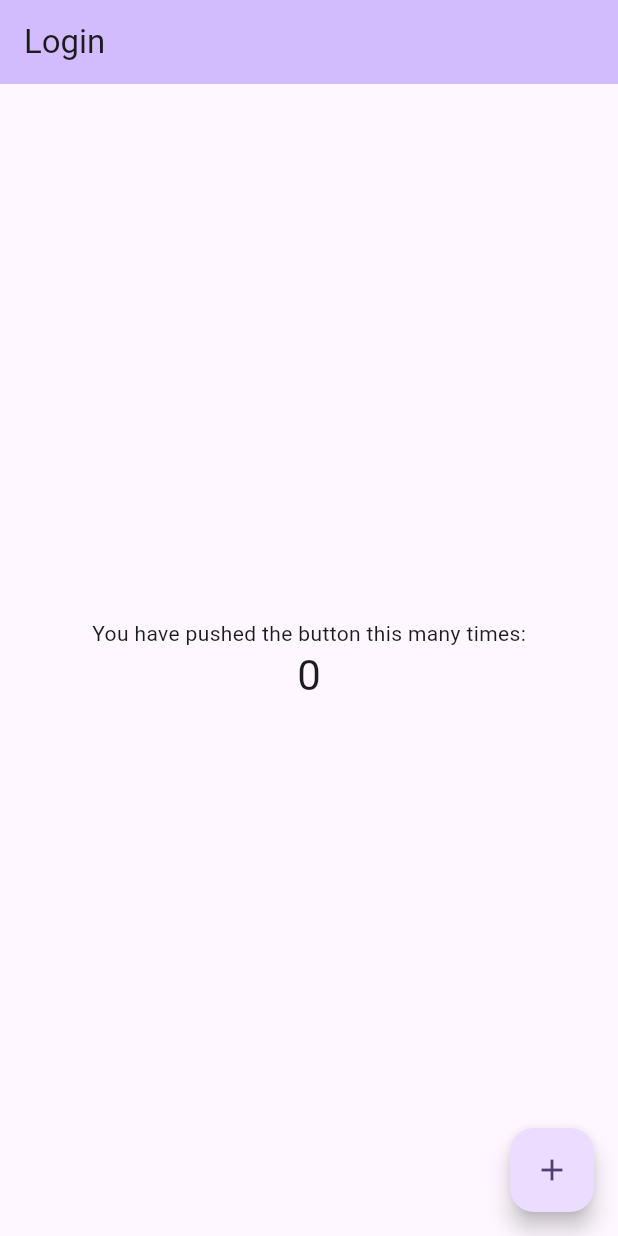
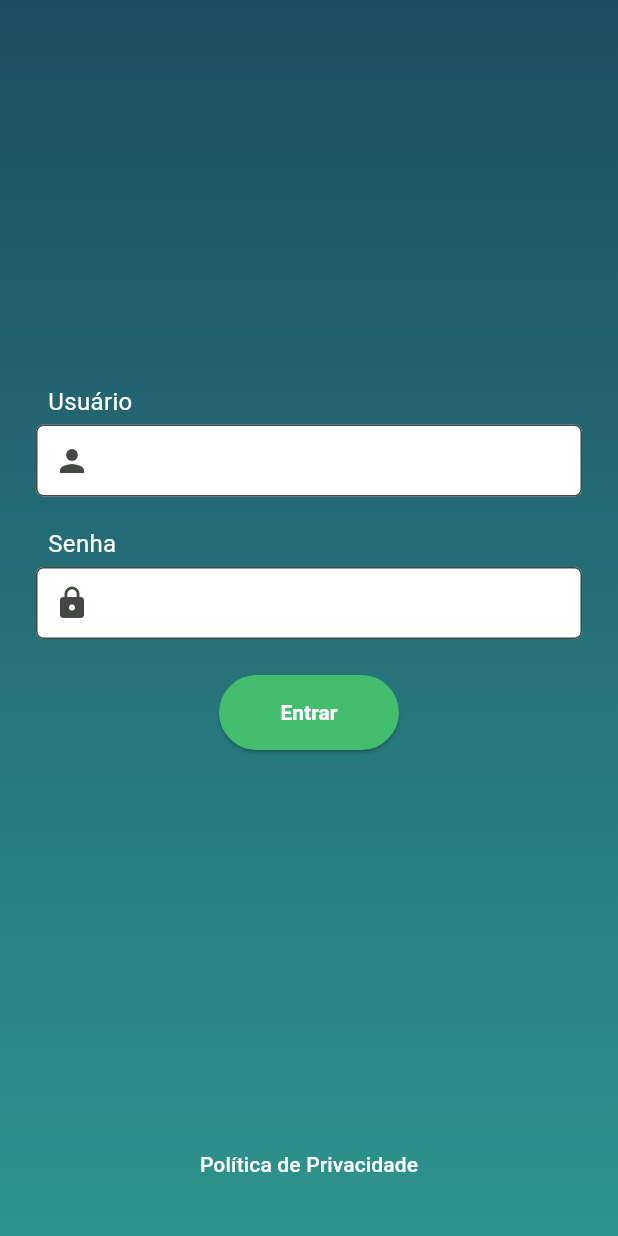
Before and after one commit to caiofers/prova_target, a Flutter app: the screen it shows after launch, on a phone screen of 412 x 824 dp. Run offline on Flutter 3.47's test engine with Material 3 defaults, Android fonts, the phone set to English and light mode, and no system bars.

Commit message:
feat: login page (front-end) and url_launcher to open external links

```diff
--- /dev/null
+++ b/lib/features/auth/presentation/screens/login_screen.dart
@@ -0,0 +1,162 @@
+import 'package:flutter/material.dart';
+import 'package:url_launcher/url_launcher.dart';
+import '../widgets/custom_text_form_field_label.dart';
+
+class LoginScreen extends StatefulWidget {
+  const LoginScreen({super.key});
+
+  @override
+  State<LoginScreen> createState() => _LoginScreenState();
+}
+
+class _LoginScreenState extends State<LoginScreen> {
+  final _formKey = GlobalKey<FormState>();
+  final _loginUsernameFocus = FocusNode();
+  final _passwordFocus = FocusNode();
+  final _loginButtonFocus = FocusNode();
+  final TextEditingController _loginUsernameController = TextEditingController();
+  final TextEditingController _passwordController = TextEditingController();
+
+  @override
+  dispose() {
+    _loginUsernameFocus.dispose();
+    _passwordFocus.dispose();
+    _loginUsernameController.dispose();
+    _passwordController.dispose();
+    _loginButtonFocus.dispose();
+    super.dispose();
+  }
+
+  @override
+  Widget build(BuildContext context) {
+    return Container(
+      decoration: const BoxDecoration(
+        gradient: LinearGradient(
+          colors: [
+            Color.fromRGBO(29, 77, 98, 1),
+            Color.fromRGBO(46, 148, 142, 1),
+          ],
+          begin: Alignment.topCenter,
+          end: Alignment.bottomCenter,
+        ),
+      ),
+      child: Scaffold(
+        backgroundColor: Colors.transparent,
+        body: Container(
+          padding: const EdgeInsets.symmetric(horizontal: 24),
+          child: Form(
+            key: _formKey,
+            child: Column(
+              children: [
+                Expanded(
+                  child: Column(
+                    mainAxisAlignment: MainAxisAlignment.center,
+                    children: [
+                      const CustomTextFormFieldLabel(
+                        text: "Usuário",
+                      ),
+                      TextFormField(
+                        focusNode: _loginUsernameFocus,
+                        controller: _loginUsernameController,
+                        decoration: const InputDecoration(
+                          prefixIcon: Icon(Icons.person),
+                        ),
+                        onEditingComplete: () {
+                          FocusScope.of(context).requestFocus(_passwordFocus);
+                        },
+                        validator: (value) {
+                          if (value == null || value.isEmpty) {
+                            return 'Por favor, digite um nome de usuário.';
+                          }
+                          if (value.length > 20) {
+                            return 'O nome de usuário não pode ter mais de 20 caracteres.';
+                          }
+                          if (value.endsWith(' ')) {
+                            return 'O nome de usuário não pode terminar com espaço.';
+                          }
+                          return null;
+                        },
+                      ),
+                      const SizedBox(
+                        height: 16,
+                      ),
+                      const CustomTextFormFieldLabel(
+                        text: "Senha",
+                      ),
+                      TextFormField(
+                        focusNode: _passwordFocus,
+                        controller: _passwordController,
+                        obscureText: true,
+                        decoration: const InputDecoration(
+                          prefixIcon: Icon(Icons.lock),
+                        ),
+                        onEditingComplete: () {
+                          FocusScope.of(context).requestFocus(_loginButtonFocus);
+                        },
+                        validator: (value) {
+                          if (value == null || value.isEmpty) {
+                            return 'Por favor, digite uma senha.';
+                          }
+                          if (value.length < 2) {
+                            return 'A senha deve ter pelo menos 2 caracteres.';
+                          }
+                          if (value.length > 20) {
+                            return 'A senha não pode ter mais de 20 caracteres.';
+                          }
+                          if (value.endsWith(' ')) {
+                            return 'A senha não pode terminar com espaço.';
+                          }
+                          if (!_isAlphanumeric(value)) {
+                            return 'A senha deve conter apenas letras e números.';
+                          }
+                          return null;
+                        },
+                      ),
+                      const SizedBox(
+                        height: 24,
+                      ),
+                      SizedBox(
+                        width: 120,
+                        child: ElevatedButton(
+                          focusNode: _loginButtonFocus,
+                          onPressed: () {
+                            if (_formKey.currentState?.validate() ?? false) {}
+                          },
+                          child: const Text("Entrar"),
+                        ),
+                      ),
+                    ],
+                  ),
+                ),
+                Container(
+                  width: double.infinity,
+                  padding: const EdgeInsets.only(left: 24, right: 24, bottom: 24),
+                  child: TextButton(
+                    onPressed: () {
+                      _launchURL("https://google.com.br");
+                    },
+                    child: const Text("Política de Privacidade"),
+                  ),
+                )
+              ],
+            ),
+          ),
+        ),
+      ),
+    );
+  }
+
+  bool _isAlphanumeric(String value) {
+    final RegExp alphanumeric = RegExp(r'^[a-zA-Z0-9]+$');
+    return alphanumeric.hasMatch(value);
+  }
+
+  _launchURL(String url) async {
+    Uri uri = Uri.parse(url);
+    if (await canLaunchUrl(uri)) {
+      await launchUrl(uri);
+    } else {
+      throw 'Could not launch $url';
+    }
+  }
+}
--- /dev/null
+++ b/lib/features/auth/presentation/widgets/custom_text_form_field_label.dart
@@ -0,0 +1,23 @@
+import 'package:flutter/material.dart';
+
+class CustomTextFormFieldLabel extends StatelessWidget {
+  const CustomTextFormFieldLabel({
+    super.key,
+    required this.text,
+  });
+
+  final String text;
+
+  @override
+  Widget build(BuildContext context) {
+    return Container(
+      width: double.infinity,
+      padding: const EdgeInsets.symmetric(horizontal: 8, vertical: 4),
+      child: Text(
+        text,
+        textAlign: TextAlign.left,
+        style: const TextStyle(color: Colors.white, fontSize: 16),
+      ),
+    );
+  }
+}
--- a/lib/main.dart
+++ b/lib/main.dart
@@ -1,4 +1,5 @@
 import 'package:flutter/material.dart';
+import 'package:prova_target/features/auth/presentation/screens/login_screen.dart';
 
 void main() {
   runApp(const MyApp());
@@ -11,58 +12,49 @@ class MyApp extends StatelessWidget {
   Widget build(BuildContext context) {
     return MaterialApp(
       title: 'Prova Target',
+      debugShowCheckedModeBanner: false,
       theme: ThemeData(
-        colorScheme: ColorScheme.fromSeed(seedColor: Colors.deepPurple),
+        colorSchemeSeed: const Color.fromRGBO(67, 189, 110, 1),
+        elevatedButtonTheme: const ElevatedButtonThemeData(
+          style: ButtonStyle(
+            backgroundColor: MaterialStatePropertyAll(
+              Color.fromRGBO(67, 189, 110, 1),
+            ),
+            minimumSize: MaterialStatePropertyAll(Size(80, 50)),
+            foregroundColor: MaterialStatePropertyAll(Colors.white),
+            textStyle: MaterialStatePropertyAll(
+              TextStyle(fontWeight: FontWeight.w600),
+            ),
+          ),
+        ),
+        textButtonTheme: const TextButtonThemeData(
+          style: ButtonStyle(
+            foregroundColor: MaterialStatePropertyAll(Colors.white),
+          ),
+        ),
+        inputDecorationTheme: const InputDecorationTheme(
+          filled: true,
+          contentPadding: EdgeInsets.all(8),
+          errorMaxLines: 2,
+          errorStyle: TextStyle(
+            decorationColor: Colors.amber,
+            color: Color.fromARGB(255, 255, 0, 0),
+            fontSize: 14,
+            shadows: [
+              Shadow(color: Color.fromRGBO(255, 0, 0, 1), offset: Offset(1, 1), blurRadius: 0.2),
+              Shadow(color: Color.fromRGBO(0, 0, 0, 1), offset: Offset(-1, -1), blurRadius: 0.5)
+            ],
+          ),
+          border: OutlineInputBorder(
+            borderRadius: BorderRadius.all(
+              Radius.circular(5),
+            ),
+          ),
+          fillColor: Colors.white,
+        ),
         useMaterial3: true,
       ),
-      home: const MyHomePage(title: 'Login'),
+      home: const LoginScreen(),
     );
   }
 }
-
-class MyHomePage extends StatefulWidget {
-  const MyHomePage({super.key, required this.title});
-  final String title;
-
-  @override
-  State<MyHomePage> createState() => _MyHomePageState();
-}
-
-class _MyHomePageState extends State<MyHomePage> {
-  int _counter = 0;
-
-  void _incrementCounter() {
-    setState(() {
-      _counter++;
-    });
-  }
-
-  @override
-  Widget build(BuildContext context) {
-    return Scaffold(
-      appBar: AppBar(
-        backgroundColor: Theme.of(context).colorScheme.inversePrimary,
-        title: Text(widget.title),
-      ),
-      body: Center(
-        child: Column(
-          mainAxisAlignment: MainAxisAlignment.center,
-          children: <Widget>[
-            const Text(
-              'You have pushed the button this many times:',
-            ),
-            Text(
-              '$_counter',
-              style: Theme.of(context).textTheme.headlineMedium,
-            ),
-          ],
-        ),
-      ),
-      floatingActionButton: FloatingActionButton(
-        onPressed: _incrementCounter,
-        tooltip: 'Increment',
-        child: const Icon(Icons.add),
-      ),
-    );
-  }
-}
--- a/pubspec.yaml
+++ b/pubspec.yaml
@@ -38,6 +38,7 @@ dependencies:
   mobx: ^2.2.3
   mobx_codegen: ^2.4.0
   build_runner: ^2.4.7
+  url_launcher: ^6.2.1
 
 dev_dependencies:
   flutter_test:
```
Also changed, not shown: pubspec.lock, 14 other files.
